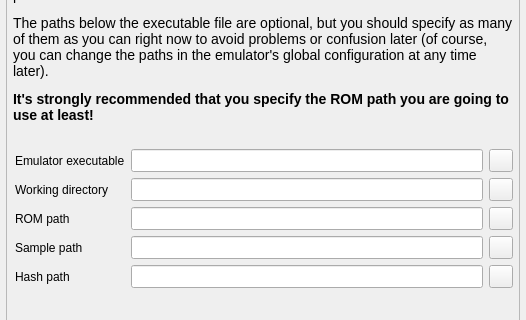
Qt form welcome.ui (qmc2/qmc2-mame-fe) before a commit; both pictures show x 0 to 526 and y 120 to 440 of the 526 by 669 pixel window.
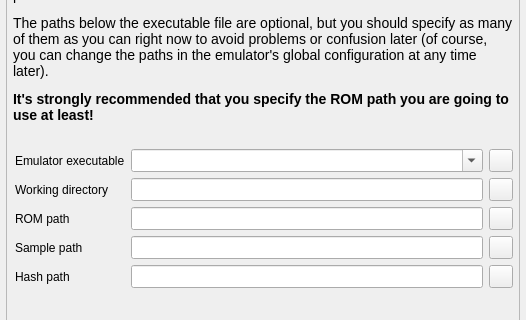
The same form after that commit. Icons and pictures are not drawn.

Commit message: imp: welcome dialog: provide a history of previously selected emulator binaries to choose from (on -r)

Patch:
```diff
--- a/welcome.ui
+++ b/welcome.ui
@@ -226,19 +226,6 @@
         </property>
        </widget>
       </item>
-      <item row="2" column="1">
-       <widget class="QLineEdit" name="lineEditExecutableFile">
-        <property name="sizePolicy">
-         <sizepolicy hsizetype="Expanding" vsizetype="Minimum">
-          <horstretch>0</horstretch>
-          <verstretch>0</verstretch>
-         </sizepolicy>
-        </property>
-        <property name="toolTip">
-         <string>Emulator executable file</string>
-        </property>
-       </widget>
-      </item>
       <item row="2" column="2">
        <widget class="QToolButton" name="toolButtonBrowseExecutableFile">
         <property name="toolTip">
@@ -304,6 +291,25 @@
         </property>
        </widget>
       </item>
+      <item row="2" column="1">
+       <widget class="QComboBox" name="comboBoxExecutableFile">
+        <property name="sizePolicy">
+         <sizepolicy hsizetype="Preferred" vsizetype="Minimum">
+          <horstretch>0</horstretch>
+          <verstretch>0</verstretch>
+         </sizepolicy>
+        </property>
+        <property name="toolTip">
+         <string>Emulator executable file</string>
+        </property>
+        <property name="editable">
+         <bool>true</bool>
+        </property>
+        <property name="insertPolicy">
+         <enum>QComboBox::InsertAtTop</enum>
+        </property>
+       </widget>
+      </item>
      </layout>
     </widget>
    </item>
```
Left out of the diff: 3 changed lines with no effect on the pictures. The commit also changes 12 other files.
